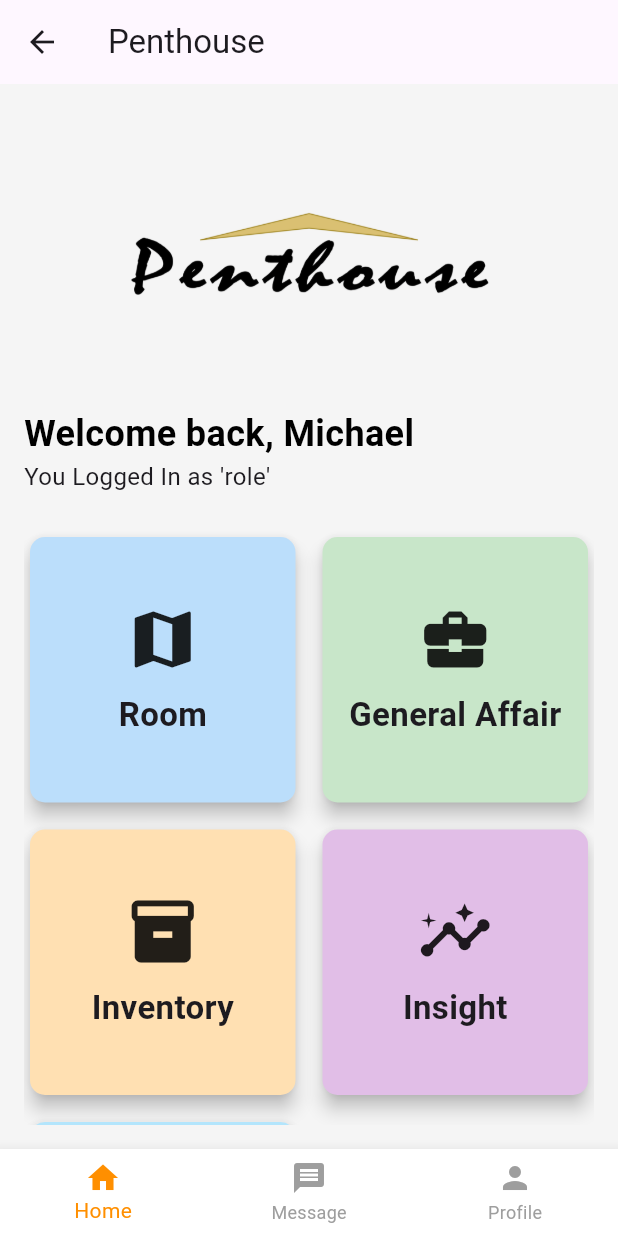
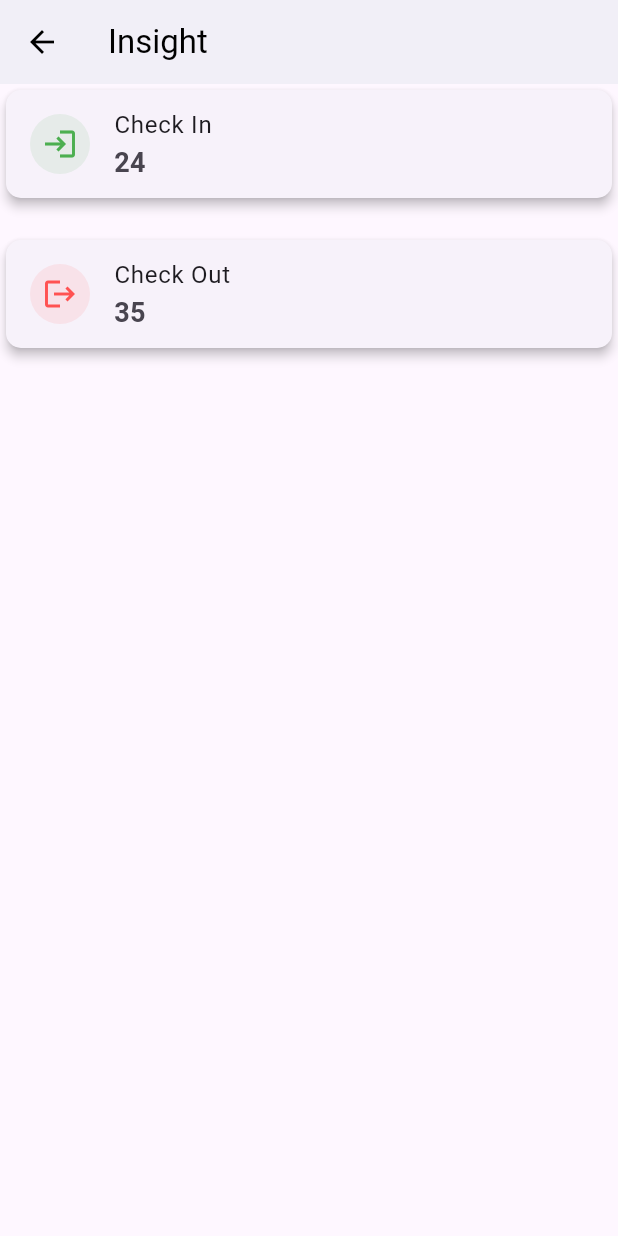
Before and after one commit to 221110383-Shefanny/Penthouse, a Flutter app: the HomePage screen opened directly, after a tap on "Insight", on a phone screen of 412 x 824 dp. Run offline on Flutter 3.47's test engine with Material 3 defaults, Android fonts, the phone set to English and light mode, and no system bars; missing offline and left inert: dart:html.

Commit message:
fitur insight

```diff
--- /dev/null
+++ b/lib/pages/supervisor.dart/InsightPage.dart
@@ -0,0 +1,99 @@
+import 'package:flutter/material.dart';
+import 'package:flutter_application_9/pages/supervisor.dart/Check_in.dart';
+import 'package:flutter_application_9/pages/supervisor.dart/Check_out.dart';
+
+class InsightPage extends StatelessWidget {
+  const InsightPage({super.key});
+
+  @override
+  Widget build(BuildContext context) {
+    return Scaffold(
+      appBar: AppBar(
+        title: const Text('Insight'),
+        backgroundColor: Colors.white,
+        foregroundColor: Colors.black,
+        elevation: 4,
+      ),
+      body: Center(
+        child: Column(
+          mainAxisAlignment: MainAxisAlignment.start,
+          children: [
+            _buildInsightCard(
+              title: "Check In",
+              value: "24",
+              icon: Icons.login,
+              color: Colors.green,
+              onPressed: () {
+                _navigateToPage(context, const CheckInPage());
+              },
+            ),
+            const SizedBox(height: 20),
+            _buildInsightCard(
+              title: "Check Out",
+              value: "35",
+              icon: Icons.logout,
+              color: Colors.redAccent,
+              onPressed: () {
+                _navigateToPage(context, const CheckOutPage());
+              },
+            ),
+          ],
+        ),
+      ),
+    );
+  }
+
+  // Fungsi untuk membuat kartu insight
+  Widget _buildInsightCard({
+    required String title,
+    required String value,
+    required IconData icon,
+    required Color color,
+    required VoidCallback onPressed,
+  }) {
+    return GestureDetector(
+      onTap: onPressed, // Aksi saat kartu ditekan
+      child: Card(
+        shape: RoundedRectangleBorder(
+          borderRadius: BorderRadius.circular(10),
+        ),
+        elevation: 3,
+        child: ListTile(
+          leading: CircleAvatar(
+            backgroundColor: color.withOpacity(0.1),
+            child: Icon(icon, color: color),
+          ),
+          title: Text(title),
+          subtitle: Text(
+            value,
+            style: const TextStyle(fontSize: 18, fontWeight: FontWeight.bold),
+          ),
+        ),
+      ),
+    );
+  }
+
+  // Fungsi navigasi dengan animasi transisi dari atas
+  void _navigateToPage(BuildContext context, Widget page) {
+    Navigator.of(context).push(
+      PageRouteBuilder(
+        transitionDuration: const Duration(milliseconds: 500),
+        pageBuilder: (context, animation, secondaryAnimation) => page,
+        transitionsBuilder: (context, animation, secondaryAnimation, child) {
+          const begin = Offset(0.0, -1.0); // Animasi masuk dari atas
+          const end = Offset.zero;
+          const curve = Curves.easeInOut;
+
+          var tween =
+              Tween(begin: begin, end: end).chain(CurveTween(curve: curve));
+          var offsetAnimation = animation.drive(tween);
+
+          return SlideTransition(
+            position: offsetAnimation,
+            child: child,
+          );
+        },
+      ),
+    );
+  }
+}
--- a/lib/pages/supervisor.dart/supervisor_home.dart
+++ b/lib/pages/supervisor.dart/supervisor_home.dart
@@ -1,4 +1,5 @@
 import 'package:flutter/material.dart';
+import 'package:flutter_application_9/pages/supervisor.dart/InsightPage.dart';
 
 class HomePage extends StatelessWidget {
   final String userName;
@@ -37,11 +38,17 @@ class HomePage extends StatelessWidget {
                 crossAxisSpacing: 10,
                 mainAxisSpacing: 10,
                 children: [
-                  _buildCard(Icons.map, "Room", Colors.blue[100]),
+                  _buildCard(Icons.map, "Room", Colors.blue[100], () {}),
                   _buildCard(Icons.business_center, "General Affair",
-                      Colors.green[100]),
-                  _buildCard(Icons.inventory, "Inventory", Colors.orange[100]),
-                  _buildCard(Icons.insights, "Insight", Colors.purple[100]),
+                      Colors.green[100], () {}),
+                  _buildCard(
+                      Icons.inventory, "Inventory", Colors.orange[100], () {}),
+                  _buildCard(Icons.insights, "Insight", Colors.purple[100], () {
+                    Navigator.push(
+                      context,
+                      MaterialPageRoute(builder: (context) => InsightPage()),
+                    );
+                  }),
                   _buildEmployeeCard(),
                 ],
               ),
@@ -73,9 +80,10 @@ class HomePage extends StatelessWidget {
     );
   }
 
-  Widget _buildCard(IconData icon, String title, Color? color) {
+  Widget _buildCard(
+      IconData icon, String title, Color? color, VoidCallback onTap) {
     return GestureDetector(
-      onTap: () {},
+      onTap: onTap,
       child: Card(
         color: color,
         shape: RoundedRectangleBorder(
```
Also changed, not shown: lib/pages/login.dart (+30 -1 lines), lib/pages/supervisor.dart/Check_in.dart (added, +153 -0 lines), lib/pages/supervisor.dart/Check_out.dart (added, +101 -0 lines).
